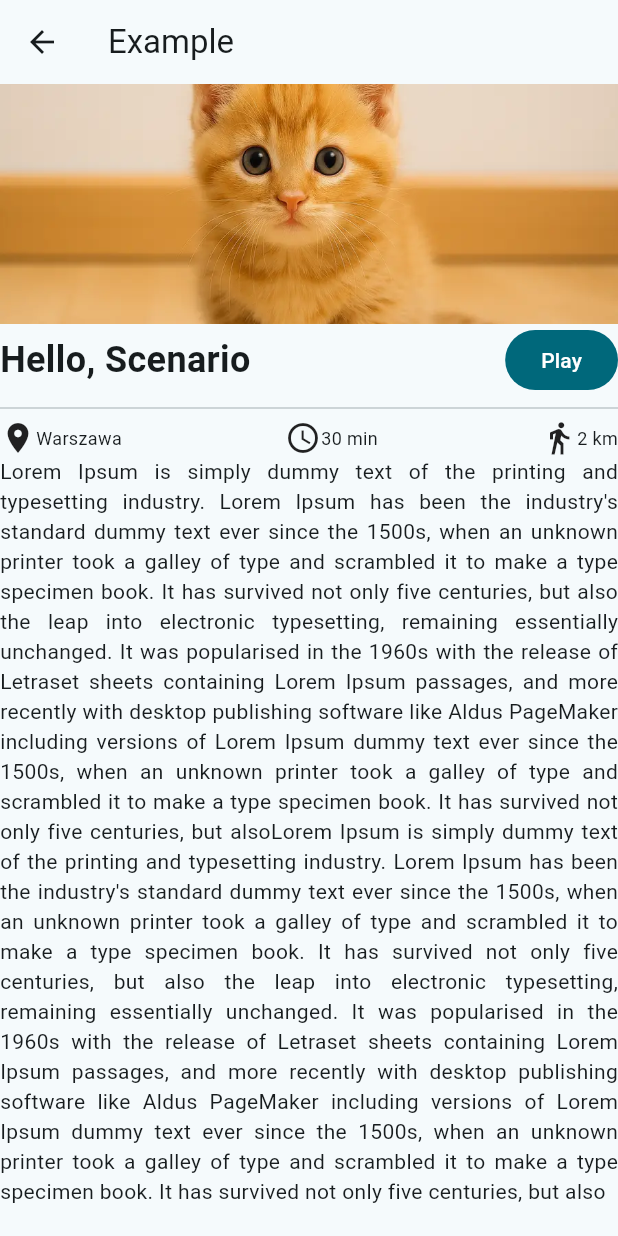
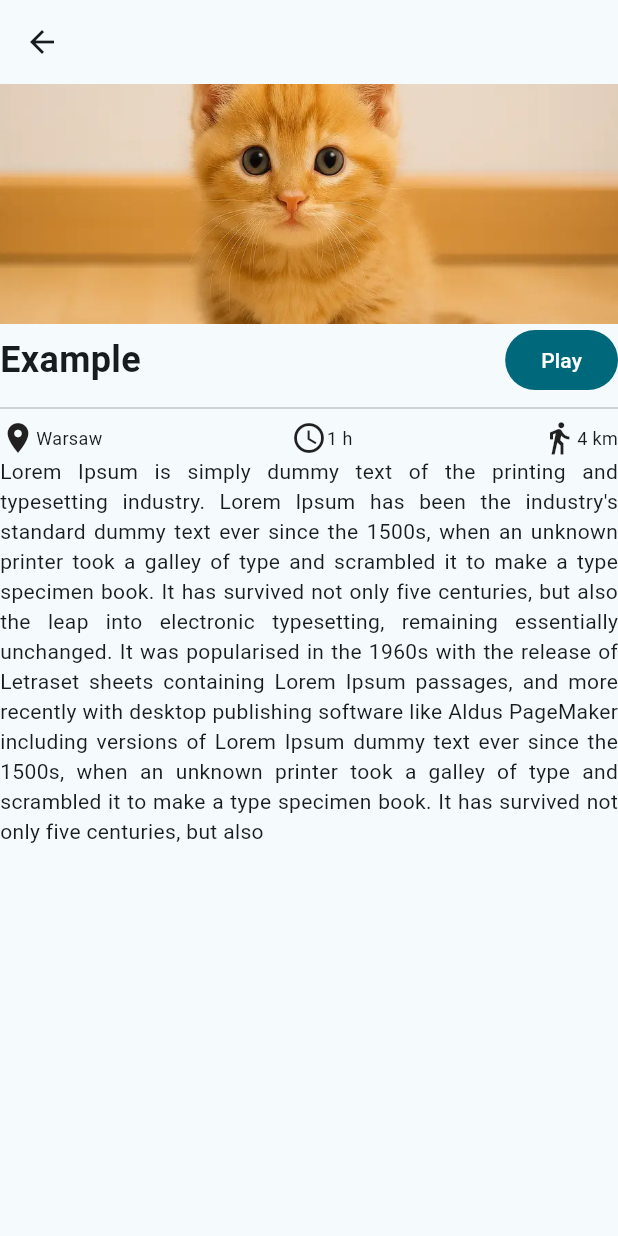
Before and after one commit to vecel/narracity, a Flutter app: the ScenarioSelectionScreen screen opened directly, after a tap on "Title", on a phone screen of 412 x 824 dp. Run offline on Flutter 3.47's test engine with Material 3 defaults, Android fonts, the light colour scheme and no system bars.

Commit message:
Ui flow prototype

```diff
--- a/lib/domain/models/scenario.dart
+++ b/lib/domain/models/scenario.dart
@@ -3,6 +3,7 @@ class Scenario {
   Scenario({
     required this.title,
     required this.description,
+    required this.image,
     required this.location,
     required this.distance,
     required this.duration,
@@ -10,6 +11,7 @@ class Scenario {
 
   final String title;
   final String description;
+  final String image;
   final String location;
   final String distance;
   final String duration;
--- a/lib/ui/core/ui/base_app_bar.dart
+++ b/lib/ui/core/ui/base_app_bar.dart
@@ -1,7 +1,7 @@
 import 'package:flutter/material.dart';
 
 class BaseAppBar extends StatelessWidget implements PreferredSizeWidget {
-  const BaseAppBar({super.key, required this.title});
+  const BaseAppBar({super.key, this.title = ''});
 
   final String title;
 
--- /dev/null
+++ b/lib/ui/scenario/view_model/scenario_view_model.dart
@@ -0,0 +1,8 @@
+import 'package:narracity/domain/models/scenario.dart';
+
+class ScenarioViewModel {
+
+  ScenarioViewModel({required this.scenario});
+
+  final Scenario scenario;
+}
--- a/lib/ui/scenario/widgets/scenario_screen.dart
+++ b/lib/ui/scenario/widgets/scenario_screen.dart
@@ -1,13 +1,16 @@
 import 'package:narracity/ui/core/ui/base_app_bar.dart';
 import 'package:flutter/material.dart';
+import 'package:narracity/ui/scenario/view_model/scenario_view_model.dart';
 
 class ScenarioScreen extends StatelessWidget {
-  const ScenarioScreen({super.key});
+  const ScenarioScreen({super.key, required this.viewModel});
+
+  final ScenarioViewModel viewModel;
 
   @override
   Widget build(BuildContext context) {
     return Scaffold(
-      appBar: BaseAppBar(title: 'Your Scenario'),
+      appBar: BaseAppBar(title: viewModel.scenario.title),
       bottomNavigationBar: NavigationBar(
         destinations: [
           NavigationDestination(
--- a/lib/ui/scenario_selection/view_model/scenario_selection_view_model.dart
+++ b/lib/ui/scenario_selection/view_model/scenario_selection_view_model.dart
@@ -6,6 +6,7 @@ class ScenarioSelectionViewModel {
     Scenario(
       title: 'Example',
       description: "Lorem Ipsum is simply dummy text of the printing and typesetting industry. Lorem Ipsum has been the industry's standard dummy text ever since the 1500s, when an unknown printer took a galley of type and scrambled it to make a type specimen book. It has survived not only five centuries, but also the leap into electronic typesetting, remaining essentially unchanged. It was popularised in the 1960s with the release of Letraset sheets containing Lorem Ipsum passages, and more recently with desktop publishing software like Aldus PageMaker including versions of Lorem Ipsum dummy text ever since the 1500s, when an unknown printer took a galley of type and scrambled it to make a type specimen book. It has survived not only five centuries, but also",
+      image: 'assets/cat.webp',
       location: 'Warsaw',
       distance: '4 km',
       duration: '1 h'
@@ -13,7 +14,5 @@ class ScenarioSelectionViewModel {
   ];
 
   final List<Scenario> scenarios;
-  int? index;
 
-  Scenario? get currentScenario => index == null ? null : scenarios[index!];
 }
--- a/lib/ui/scenario_selection/widgets/scenario_description_screen.dart
+++ b/lib/ui/scenario_selection/widgets/scenario_description_screen.dart
@@ -1,47 +1,28 @@
-import 'dart:ui';
+import 'package:narracity/domain/models/scenario.dart';
 import 'package:narracity/ui/core/ui/base_app_bar.dart';
 import 'package:narracity/ui/core/ui/labeled_icon.dart';
-import 'package:narracity/ui/scenario_selection/view_model/scenario_selection_view_model.dart';
+import 'package:narracity/ui/scenario/view_model/scenario_view_model.dart';
+import 'package:narracity/ui/scenario/widgets/scenario_screen.dart';
 import 'package:flutter/material.dart';
 
 class ScenarioDescriptionScreen extends StatelessWidget {
-  const ScenarioDescriptionScreen({super.key, required this.viewModel});
+  const ScenarioDescriptionScreen({super.key, required this.scenario});
 
-  final ScenarioSelectionViewModel viewModel;
+  final Scenario scenario;
 
   @override
   Widget build(BuildContext context) {
-    assert(viewModel.currentScenario != null);
-
-    final blurredFab = Container(
-        decoration: BoxDecoration(
-          border: Border(
-            top: BorderSide(color: Colors.black)
-          )
-        ),
-        width: double.infinity,
-        height: 64,
-        child: ClipRect(
-          child: BackdropFilter(
-            filter: ImageFilter.blur(sigmaX: 2, sigmaY: 2),
-            child: Center(
-              child: FilledButton(onPressed: () => {}, child: Text('Start')),
-            ),
-          ),
-        ),
-      );
-
     final imageSection = SizedBox(
       height: 160,
       child: Image(
-        image: AssetImage('assets/cat.webp'),
+        image: AssetImage(scenario.image),
         fit: BoxFit.cover,
       ),
     );
     final titleSection = Row(
       children: [
         Text(
-          'Hello, Scenario',
+          scenario.title,
           textAlign: TextAlign.left,
           style: TextStyle(
             fontWeight: FontWeight.bold,
@@ -49,24 +30,30 @@ class ScenarioDescriptionScreen extends StatelessWidget {
           ),
         ),
         Expanded(child: Container()),
-        FilledButton(onPressed: () => {}, child: Text('Play'))
+        FilledButton(
+          onPressed: () => Navigator.push(
+            context,
+            MaterialPageRoute(builder: (context) => ScenarioScreen(viewModel: ScenarioViewModel(scenario: scenario)))
+          ),
+          child: Text('Play')
+        )
       ],
     );
     final detailsSection = Row(
       mainAxisAlignment: MainAxisAlignment.spaceBetween,
       children: [
-        LabeledIcon(icon: Icons.location_on, label: 'Warszawa'),
-        LabeledIcon(icon: Icons.access_time, label: '30 min'),
-        LabeledIcon(icon: Icons.directions_walk, label: '2 km')
+        LabeledIcon(icon: Icons.location_on, label: scenario.location),
+        LabeledIcon(icon: Icons.access_time, label: scenario.duration),
+        LabeledIcon(icon: Icons.directions_walk, label: scenario.distance)
       ],
     );
     final descriptionSection = Text(
-      viewModel.currentScenario!.description * 2,
+      scenario.description,
       textAlign: TextAlign.justify,
     );
 
     return Scaffold(
-      appBar: BaseAppBar(title: viewModel.currentScenario!.title),
+      appBar: BaseAppBar(),
       body: ListView(
         children: [
           imageSection,
--- a/lib/ui/scenario_selection/widgets/scenario_selection_screen.dart
+++ b/lib/ui/scenario_selection/widgets/scenario_selection_screen.dart
@@ -3,34 +3,26 @@ import 'package:narracity/ui/scenario_selection/view_model/scenario_selection_vi
 import 'package:narracity/ui/scenario_selection/widgets/scenario_description_screen.dart';
 import 'package:narracity/ui/scenario_selection/widgets/scenario_list_item.dart';
 import 'package:flutter/material.dart';
-import 'package:logging/logging.dart';
 
 class ScenarioSelectionScreen extends StatelessWidget {
   const ScenarioSelectionScreen({super.key, required this.viewModel});
-
-  static final log = Logger('ScenarioSelectionScreen');
 
   final ScenarioSelectionViewModel viewModel;
 
   @override
   Widget build(BuildContext context) {
-    final scenariosList = ListView.builder(
+    return Scaffold(
+      appBar: BaseAppBar(title: 'Choose Scenario'),
+      body: ListView.builder(
         itemCount: viewModel.scenarios.length,
         itemBuilder: (context, index) => GestureDetector(
-          onTap: () {
-            viewModel.index = index;
-            Navigator.push(
+          onTap: () => Navigator.push(
               context,
-              MaterialPageRoute(builder: (context) => ScenarioDescriptionScreen(viewModel: viewModel))
-            );
-          },
+              MaterialPageRoute(builder: (context) => ScenarioDescriptionScreen(scenario: viewModel.scenarios[index]))
+          ),
           child: ScenarioListItem()
         ),
-      );
-
-    return Scaffold(
-      appBar: BaseAppBar(title: 'Choose Scenario'),
-      body: scenariosList
+      )
     );
   }
 }
```
